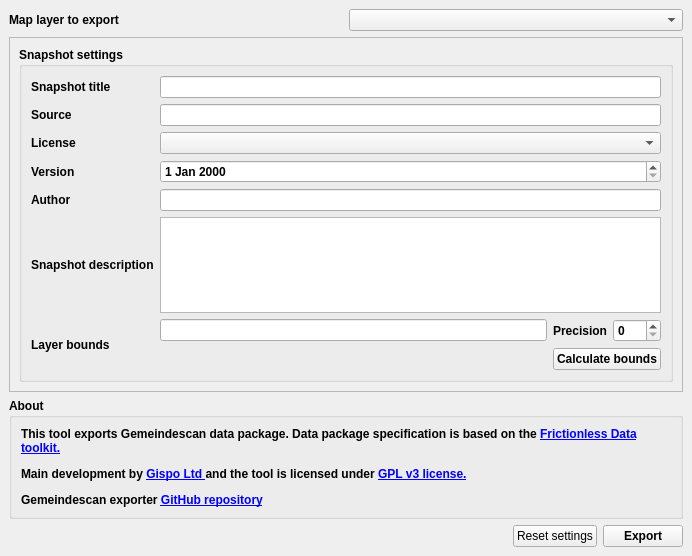
Above: GemeindescanExporter/resources/ui/main_dialog_dock.ui from cividi/spatial-data-package-export before the change. Below: the same form after it.
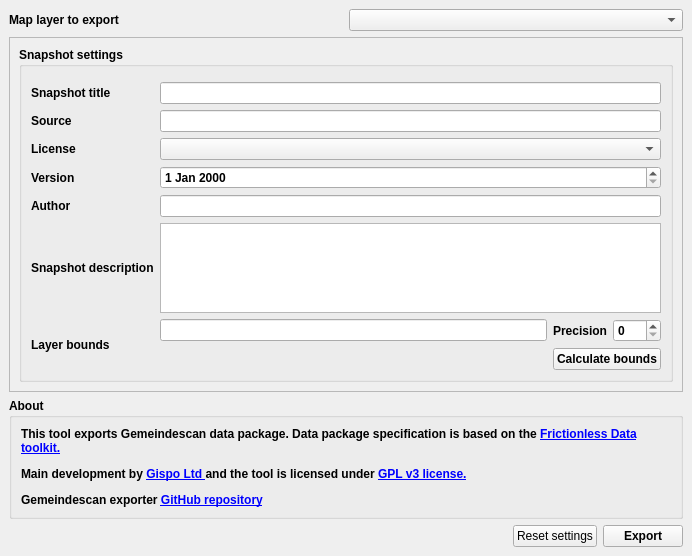
That is the form after the change. Custom widgets are drawn as their Qt base class.

```diff
--- a/GemeindescanExporter/resources/ui/main_dialog_dock.ui
+++ b/GemeindescanExporter/resources/ui/main_dialog_dock.ui
@@ -48,9 +48,9 @@
        <property name="geometry">
         <rect>
          <x>0</x>
-         <y>-42</y>
+         <y>0</y>
          <width>658</width>
-         <height>351</height>
+            <height>382</height>
         </rect>
        </property>
        <layout class="QVBoxLayout" name="verticalLayout_10">
@@ -78,74 +78,44 @@
            <bool>true</bool>
           </property>
           <layout class="QGridLayout" name="gridLayout">
-           <item row="4" column="0">
-            <widget class="QLabel" name="label_13">
-             <property name="text">
-              <string>Author</string>
-             </property>
-            </widget>
-           </item>
-           <item row="0" column="1">
-            <widget class="QLineEdit" name="titleInput"/>
-           </item>
-           <item row="4" column="1">
-            <widget class="QLineEdit" name="authorInput"/>
-           </item>
-           <item row="6" column="0">
+                 <item row="3" column="1">
+                     <widget class="QComboBox" name="licenseInput"/>
+                 </item>
+                 <item row="7" column="0">
             <widget class="QLabel" name="label_15">
              <property name="text">
               <string>Layer bounds</string>
              </property>
             </widget>
            </item>
+                 <item row="4" column="1">
+                     <widget class="QDateEdit" name="versionInput"/>
+                 </item>
            <item row="2" column="0">
-            <widget class="QLabel" name="label_17">
+                     <widget class="QLabel" name="label_19">
              <property name="text">
-              <string>License</string>
+                             <string>Source</string>
              </property>
             </widget>
            </item>
-           <item row="2" column="1">
-            <widget class="QComboBox" name="licenseInput"/>
-           </item>
-           <item row="5" column="1">
-            <widget class="QTextEdit" name="descriptionInput"/>
-           </item>
-           <item row="1" column="1">
-            <widget class="QLineEdit" name="sourceInput"/>
-           </item>
            <item row="5" column="0">
-            <widget class="QLabel" name="label_14">
+                     <widget class="QLabel" name="label_13">
              <property name="text">
-              <string>Snapshot description</string>
+                             <string>Author</string>
              </property>
             </widget>
            </item>
-           <item row="3" column="1">
-            <widget class="QDateEdit" name="versionInput"/>
-           </item>
-           <item row="3" column="0">
+                 <item row="4" column="0">
             <widget class="QLabel" name="label_18">
              <property name="text">
               <string>Version</string>
              </property>
             </widget>
            </item>
-           <item row="1" column="0">
-            <widget class="QLabel" name="label_19">
-             <property name="text">
-              <string>Source</string>
-             </property>
-            </widget>
-           </item>
-           <item row="0" column="0">
-            <widget class="QLabel" name="label_16">
-             <property name="text">
-              <string>Snapshot title</string>
-             </property>
-            </widget>
-           </item>
            <item row="6" column="1">
+                     <widget class="QTextEdit" name="input_description"/>
+                 </item>
+                 <item row="7" column="1">
             <layout class="QGridLayout" name="gridLayout_2">
              <item row="1" column="1" colspan="2">
               <widget class="QPushButton" name="btn_calculate_extent">
@@ -169,6 +139,39 @@
              </item>
             </layout>
            </item>
+                 <item row="5" column="1">
+                     <widget class="QLineEdit" name="authorInput"/>
+                 </item>
+                 <item row="6" column="0">
+                     <widget class="QLabel" name="label_14">
+                         <property name="text">
+                             <string>Snapshot description</string>
+                         </property>
+                     </widget>
+                 </item>
+                 <item row="1" column="1">
+                     <widget class="QLineEdit" name="input_title"/>
+                 </item>
+                 <item row="3" column="0">
+                     <widget class="QLabel" name="label_17">
+                         <property name="text">
+                             <string>License</string>
+                         </property>
+                     </widget>
+                 </item>
+                 <item row="2" column="1">
+                     <widget class="QLineEdit" name="sourceInput"/>
+                 </item>
+                 <item row="1" column="0">
+                     <widget class="QLabel" name="label_16">
+                         <property name="text">
+                             <string>Snapshot title</string>
+                         </property>
+                     </widget>
+                 </item>
+                 <item row="0" column="1">
+                     <widget class="QgsFileWidget" name="f_output"/>
+                 </item>
           </layout>
          </widget>
         </item>
@@ -257,6 +260,11 @@
    <header>qgscollapsiblegroupbox.h</header>
    <container>1</container>
   </customwidget>
+        <customwidget>
+            <class>QgsFileWidget</class>
+            <extends>QWidget</extends>
+            <header>qgsfilewidget.h</header>
+        </customwidget>
   <customwidget>
    <class>QgsMapLayerComboBox</class>
    <extends>QComboBox</extends>
```
Lines whose indentation alone changed are shown as unchanged.
